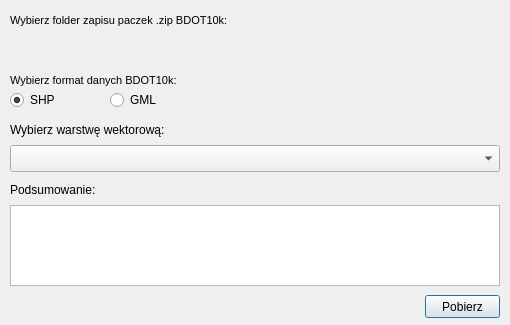
Above: bdot10k_dialog_by_layer.ui from marylaGIS/bdot10k before the change. Below: the same form after it.
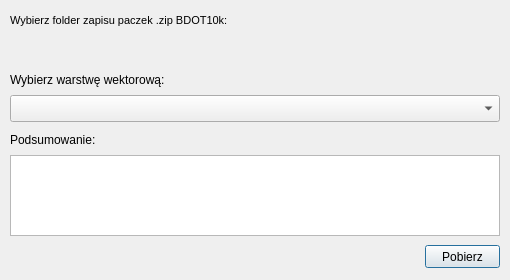
That is the form after the change. Custom widgets are drawn as their Qt base class.

Commit message: dialogs without shp/gml rbtns - new data schema

Patch:
```diff
--- a/bdot10k_dialog_by_layer.ui
+++ b/bdot10k_dialog_by_layer.ui
@@ -7,19 +7,19 @@
     <x>0</x>
     <y>0</y>
     <width>510</width>
-    <height>325</height>
+    <height>280</height>
    </rect>
   </property>
   <property name="minimumSize">
    <size>
     <width>510</width>
-    <height>325</height>
+    <height>280</height>
    </size>
   </property>
   <property name="maximumSize">
    <size>
     <width>510</width>
-    <height>325</height>
+    <height>280</height>
    </size>
   </property>
   <property name="windowTitle">
@@ -29,7 +29,7 @@
    <property name="geometry">
     <rect>
      <x>10</x>
-     <y>120</y>
+     <y>70</y>
      <width>490</width>
      <height>20</height>
     </rect>
@@ -42,7 +42,7 @@
    <property name="geometry">
     <rect>
      <x>10</x>
-     <y>145</y>
+     <y>95</y>
      <width>490</width>
      <height>27</height>
     </rect>
@@ -55,7 +55,7 @@
    <property name="geometry">
     <rect>
      <x>10</x>
-     <y>205</y>
+     <y>155</y>
      <width>490</width>
      <height>81</height>
     </rect>
@@ -65,7 +65,7 @@
    <property name="geometry">
     <rect>
      <x>425</x>
-     <y>295</y>
+     <y>245</y>
      <width>75</width>
      <height>23</height>
     </rect>
@@ -74,56 +74,6 @@
     <string>Pobierz</string>
    </property>
   </widget>
-  <widget class="QRadioButton" name="rbtnSHP">
-   <property name="geometry">
-    <rect>
-     <x>10</x>
-     <y>90</y>
-     <width>90</width>
-     <height>20</height>
-    </rect>
-   </property>
-   <property name="text">
-    <string>SHP</string>
-   </property>
-   <property name="checked">
-    <bool>true</bool>
-   </property>
-  </widget>
-  <widget class="QLabel" name="label2">
-   <property name="geometry">
-    <rect>
-     <x>10</x>
-     <y>70</y>
-     <width>490</width>
-     <height>20</height>
-    </rect>
-   </property>
-   <property name="font">
-    <font>
-     <family>MS Shell Dlg 2</family>
-     <pointsize>8</pointsize>
-     <weight>50</weight>
-     <bold>false</bold>
-    </font>
-   </property>
-   <property name="text">
-    <string>Wybierz format danych BDOT10k:</string>
-   </property>
-  </widget>
-  <widget class="QRadioButton" name="rbtnGML">
-   <property name="geometry">
-    <rect>
-     <x>110</x>
-     <y>90</y>
-     <width>90</width>
-     <height>20</height>
-    </rect>
-   </property>
-   <property name="text">
-    <string>GML</string>
-   </property>
-  </widget>
   <widget class="QLabel" name="label1">
    <property name="geometry">
     <rect>
@@ -162,7 +112,7 @@
    <property name="geometry">
     <rect>
      <x>10</x>
-     <y>180</y>
+     <y>130</y>
      <width>490</width>
      <height>20</height>
     </rect>
```
The commit also changes 1 other file.
